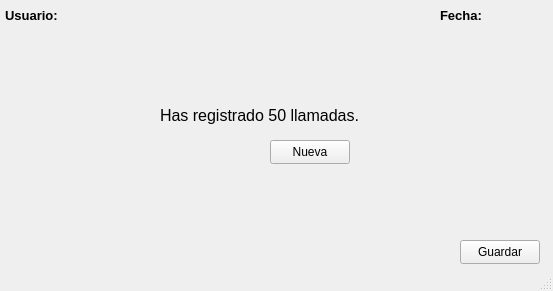
brookiestein/CallsCounter, file mainwindow.ui: the form before one commit.
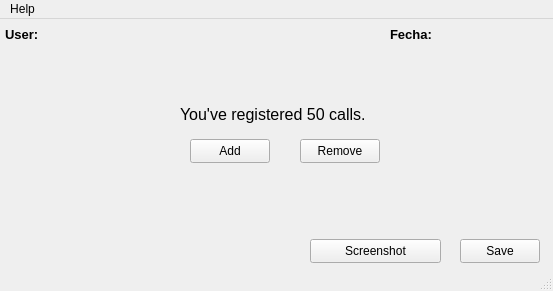
The form after the commit.

```diff
--- a/mainwindow.ui
+++ b/mainwindow.ui
@@ -42,15 +42,15 @@
      </font>
     </property>
     <property name="text">
-     <string>Usuario:</string>
+     <string>User:</string>
     </property>
    </widget>
    <widget class="QLabel" name="messageLabel">
     <property name="geometry">
      <rect>
-      <x>160</x>
-      <y>100</y>
-      <width>221</width>
+      <x>180</x>
+      <y>80</y>
+      <width>261</width>
       <height>31</height>
      </rect>
     </property>
@@ -60,41 +60,41 @@
      </font>
     </property>
     <property name="text">
-     <string>Has registrado 50 llamadas.</string>
+     <string>You've registered 50 calls.</string>
     </property>
    </widget>
    <widget class="QPushButton" name="newButton">
     <property name="geometry">
      <rect>
-      <x>270</x>
-      <y>140</y>
+      <x>190</x>
+      <y>120</y>
       <width>80</width>
       <height>24</height>
      </rect>
     </property>
     <property name="text">
-     <string>Nueva</string>
+     <string>Add</string>
     </property>
    </widget>
    <widget class="QPushButton" name="saveButton">
     <property name="geometry">
      <rect>
       <x>460</x>
-      <y>240</y>
+      <y>220</y>
       <width>80</width>
       <height>24</height>
      </rect>
     </property>
     <property name="text">
-     <string>Guardar</string>
+     <string>Save</string>
     </property>
    </widget>
    <widget class="QLabel" name="datetimeLabel">
     <property name="geometry">
      <rect>
-      <x>440</x>
+      <x>390</x>
       <y>0</y>
-      <width>111</width>
+      <width>161</width>
       <height>31</height>
      </rect>
     </property>
@@ -108,6 +108,56 @@
      <string>Fecha:</string>
     </property>
    </widget>
+   <widget class="QLabel" name="remainingTimeLabel">
+    <property name="geometry">
+     <rect>
+      <x>0</x>
+      <y>215</y>
+      <width>231</width>
+      <height>31</height>
+     </rect>
+    </property>
+    <property name="font">
+     <font>
+      <pointsize>10</pointsize>
+     </font>
+    </property>
+    <property name="text">
+     <string/>
+    </property>
+   </widget>
+   <widget class="QPushButton" name="removeButton">
+    <property name="geometry">
+     <rect>
+      <x>300</x>
+      <y>120</y>
+      <width>80</width>
+      <height>24</height>
+     </rect>
+    </property>
+    <property name="toolTip">
+     <string>CTRL + R</string>
+    </property>
+    <property name="text">
+     <string>Remove</string>
+    </property>
+   </widget>
+   <widget class="QPushButton" name="screenshotButton">
+    <property name="geometry">
+     <rect>
+      <x>310</x>
+      <y>220</y>
+      <width>131</width>
+      <height>24</height>
+     </rect>
+    </property>
+    <property name="toolTip">
+     <string>CTRL + P</string>
+    </property>
+    <property name="text">
+     <string>Screenshot</string>
+    </property>
+   </widget>
   </widget>
   <widget class="QMenuBar" name="menubar">
    <property name="geometry">
@@ -118,6 +168,13 @@
      <height>21</height>
     </rect>
    </property>
+   <widget class="QMenu" name="menuAyuda">
+    <property name="title">
+     <string>Help</string>
+    </property>
+    <addaction name="actionAbout"/>
+   </widget>
+   <addaction name="menuAyuda"/>
   </widget>
   <widget class="QStatusBar" name="statusbar"/>
  </widget>
```
Left out of the diff: 11 changed lines with no effect on the pictures.
